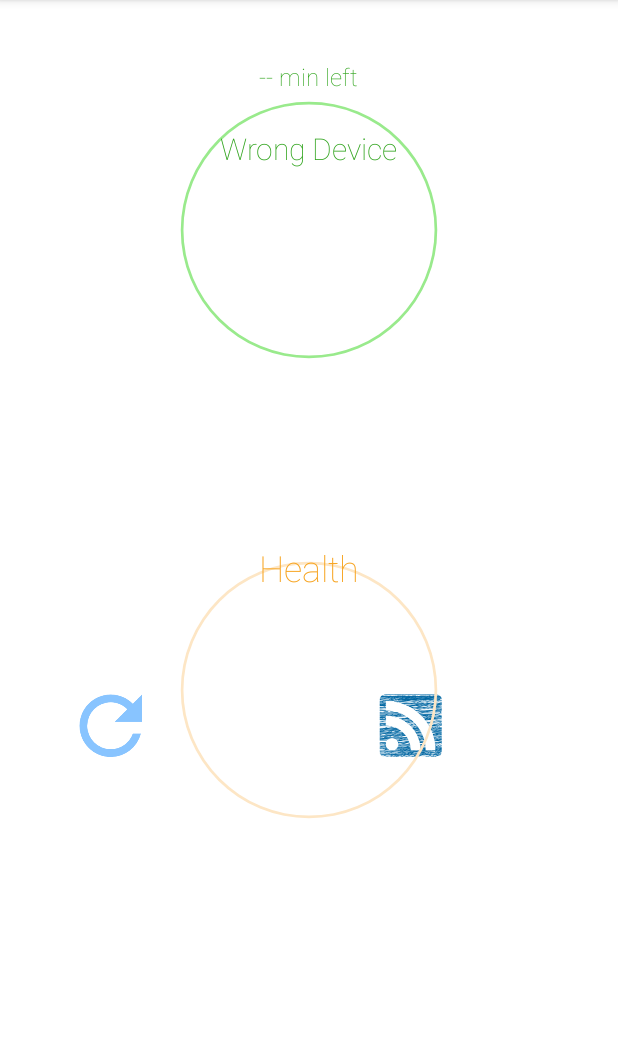
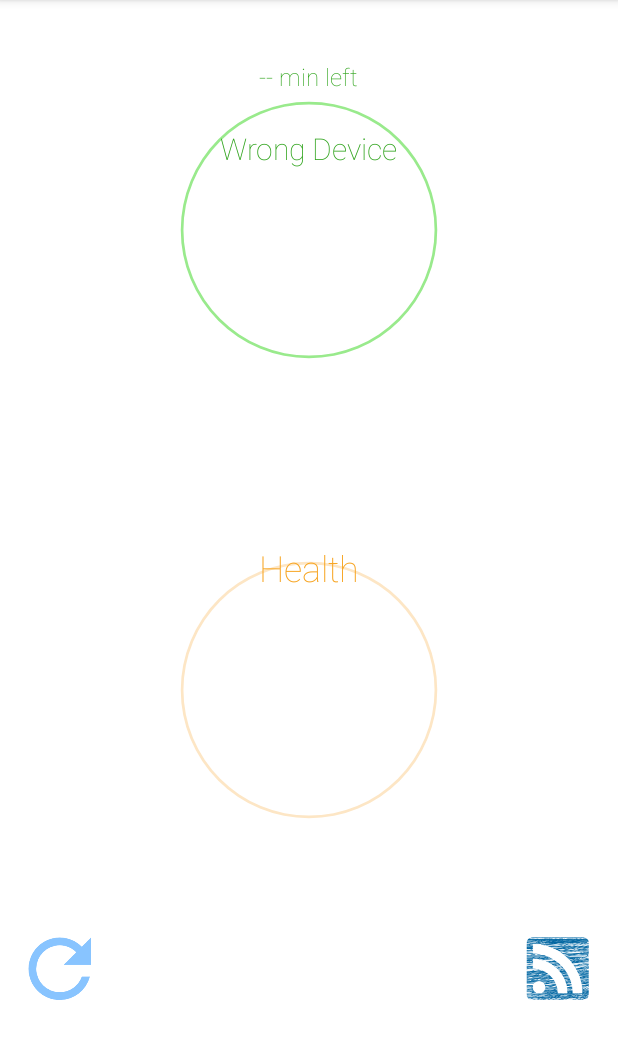
Before and after one commit to nebulaM/BatteryStateBLE, an Android app: the MainActivity screen opened directly, with no data from a screen before it, after a tap on an icon or button, on a phone screen of 412 x 824 dp, the part 84-1143 px from its top. Run offline under Robolectric (Android 15) with nearby library versions, the phone set to English and light mode, and no system bars; 4 statements that could not run were skipped; 2 other taps on this screen came first.

Commit message:
organize layout

```diff
--- a/app/src/main/java/com/github/batterystate/BatteryStatusDisplay.java
+++ b/app/src/main/java/com/github/batterystate/BatteryStatusDisplay.java
@@ -8,12 +8,17 @@ import android.util.TypedValue;
 import android.view.LayoutInflater;
 import android.view.View;
 import android.view.ViewGroup;
+import android.widget.ImageButton;
 import android.widget.TextView;
 import android.widget.Toast;
 
 
 public class BatteryStatusDisplay extends Fragment {
     private final static String TAG ="BatteryStatusDisplay";
+    interface buttonListener{
+        void onClick(String action);
+    }
+    private buttonListener mButtonListener;
     private TextView mTextCharge;
     private TextView mTextChargeTitle;
     private TextView mTextHealth;
@@ -55,7 +60,21 @@ public class BatteryStatusDisplay extends Fragment {
 
         mTextChargeTitle = (TextView) view.findViewById(R.id.textViewBatLevelTitle);
 
+        ImageButton readBLE = (ImageButton) view.findViewById(R.id.readBLE);
+        readBLE.setOnClickListener(new View.OnClickListener() {
+            @Override
+            public void onClick(View v) {
+                mButtonListener.onClick("readBLE");
+            }
+        });
 
+        ImageButton subscribeBLEBtn = (ImageButton) view.findViewById(R.id.setNotification);
+        subscribeBLEBtn.setOnClickListener(new View.OnClickListener() {
+            @Override
+            public void onClick(View v) {
+                mButtonListener.onClick("subBLE");
+            }
+        });
 
         return view;
     }
@@ -145,6 +164,10 @@ public class BatteryStatusDisplay extends Fragment {
         }
     }
 
+    public void setButtonListener(BatteryStatusDisplay.buttonListener onClickListener){
+        mButtonListener=onClickListener;
+    }
+
     protected static String bound(String in){
         int data=Integer.parseInt(in);
         if(data<0){
--- a/app/src/main/java/com/github/batterystate/MainActivity.java
+++ b/app/src/main/java/com/github/batterystate/MainActivity.java
@@ -24,7 +24,7 @@ import android.widget.Toast;
 import java.util.concurrent.TimeUnit;
 
 
-public class MainActivity extends AppCompatActivity {
+public class MainActivity extends AppCompatActivity{
     private final static String TAG = MainActivity.class.getSimpleName();
     //hardcode to our bluetooth server for now
     public static final String EXTRAS_DEVICE_NAME = "DEVICE_NAME";
@@ -117,12 +117,10 @@ public class MainActivity extends AppCompatActivity {
         bindService(gattServiceIntent, mServiceConnection, BIND_AUTO_CREATE);
 
         mBatteryDisplayFragment = new BatteryStatusDisplay();
-        getFragmentManager().beginTransaction().add(R.id.frag_container, mBatteryDisplayFragment).commit();
-
-        ImageButton readBLE = (ImageButton) findViewById(R.id.readBLE);
-        readBLE.setOnClickListener(new View.OnClickListener() {
+        mBatteryDisplayFragment.setButtonListener(new BatteryStatusDisplay.buttonListener() {
             @Override
-            public void onClick(View v) {
+            public void onClick(String action) {
+                if(action.equals("readBLE")){
                     BluetoothGattCharacteristic characteristic=mBluetoothLeService.getGattCharacteristic(mBluetoothLeService.UUID_Battery_Service,mBluetoothLeService.UUID_Battery_Level_Percent);
                     if(characteristic==null){
                         //errorCode=1,wrong device
@@ -131,17 +129,12 @@ public class MainActivity extends AppCompatActivity {
                     else {
                         mBluetoothLeService.readCharacteristic(characteristic);
                     }
+                }else if(action.equals("subBLE")){
+                    subscribeBLE();
+                }
             }
         });
-
-        final ImageButton subscribeBLEBtn = (ImageButton) findViewById(R.id.setNotification);
-        subscribeBLEBtn.setOnClickListener(new View.OnClickListener() {
-            @Override
-            public void onClick(View v) {
-                subscribeBLE();
-
-            }
-        });
+        getFragmentManager().beginTransaction().add(R.id.frag_container, mBatteryDisplayFragment).commit();
 
         final Handler handler = new Handler();
         handler.postDelayed(new Runnable() {
@@ -162,6 +155,7 @@ public class MainActivity extends AppCompatActivity {
         },1600);
 
     }
+
 
     private boolean subscribeBLE(){
         BluetoothGattCharacteristic characteristic=mBluetoothLeService.getGattCharacteristic(mBluetoothLeService.UUID_Battery_Service,mBluetoothLeService.UUID_Battery_Level_Percent);
--- a/app/src/main/res/layout/activity_main.xml
+++ b/app/src/main/res/layout/activity_main.xml
@@ -7,25 +7,6 @@
     tools:context="com.github.batterystate.MainActivity"
     android:background="@android:color/white">
 
-    <ImageButton
-        android:id="@+id/readBLE"
-        android:layout_width="wrap_content"
-        android:layout_height="wrap_content"
-        android:layout_alignParentTop="true"
-        android:layout_centerHorizontal="true"
-        android:layout_marginTop="460dp"
-        android:layout_marginLeft="50dp"
-        android:src="@drawable/refresh_button"
-        android:background="@null"/>
-    <ImageButton
-        android:id="@+id/setNotification"
-        android:layout_width="wrap_content"
-        android:layout_height="wrap_content"
-        android:layout_alignParentTop="true"
-        android:layout_centerHorizontal="true"
-        android:layout_marginTop="460dp"
-        android:layout_marginLeft="250dp"
-        android:src="@drawable/subscribe_button"
-        android:background="@null"/>
+
 
 </FrameLayout>
--- a/app/src/main/res/layout/battery_status.xml
+++ b/app/src/main/res/layout/battery_status.xml
@@ -90,12 +90,30 @@
 
         <FrameLayout
             android:layout_weight="0.5"
-            android:layout_width="wrap_content"
+            android:layout_width="match_parent"
             android:layout_height="0dp"
             android:layout_gravity="center_horizontal"
             android:paddingTop="@dimen/padding"
             android:paddingBottom="@dimen/padding"
+            android:paddingLeft="@dimen/padding"
+            android:paddingRight="@dimen/padding"
             >
+            <ImageButton
+                android:id="@+id/readBLE"
+                android:layout_width="wrap_content"
+                android:layout_height="wrap_content"
+                android:layout_marginStart="@dimen/padding"
+                android:layout_gravity="start"
+                android:src="@drawable/refresh_button"
+                android:background="@null"/>
+            <ImageButton
+                android:id="@+id/setNotification"
+                android:layout_width="wrap_content"
+                android:layout_height="wrap_content"
+                android:layout_marginEnd="@dimen/padding"
+                android:layout_gravity="end"
+                android:src="@drawable/subscribe_button"
+                android:background="@null"/>
+        </FrameLayout>
 
-        </FrameLayout>
 </LinearLayout>
```
Lines whose indentation alone changed are shown as unchanged.
